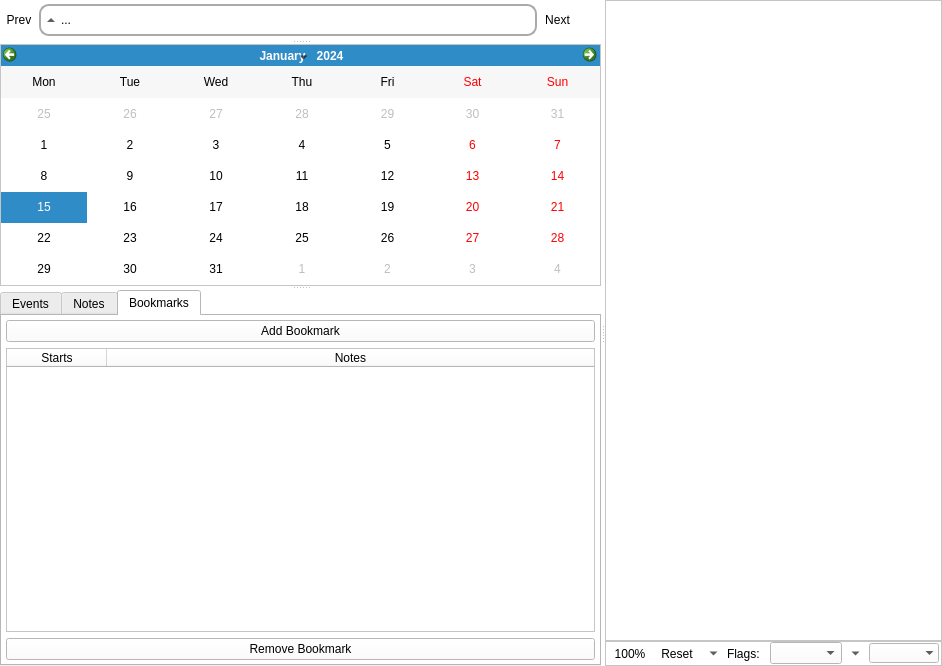
Qt form sleepyhead/daily.ui (sbonaime/sleepyhead-code.) before a commit.
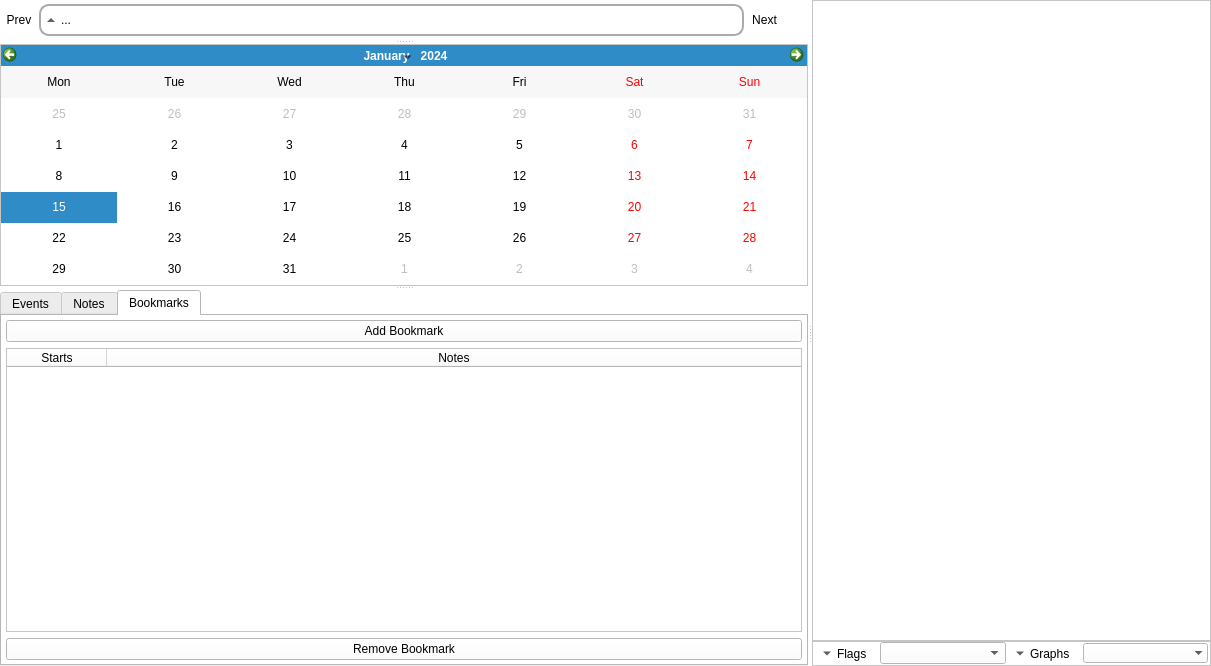
The same form after that commit. The open tabs and pages were chosen to show the change. Icons and pictures are not drawn.

Commit message: New Graph QMenu magic and new icons

```diff
--- a/sleepyhead/daily.ui
+++ b/sleepyhead/daily.ui
@@ -6,7 +6,7 @@
    <rect>
     <x>0</x>
     <y>0</y>
-    <width>942</width>
+    <width>1211</width>
     <height>666</height>
    </rect>
   </property>
@@ -842,7 +842,7 @@
         <bool>true</bool>
        </property>
        <property name="currentIndex">
-        <number>1</number>
+        <number>2</number>
        </property>
        <property name="movable">
         <bool>true</bool>
@@ -1450,67 +1450,6 @@
           <property name="bottomMargin">
            <number>0</number>
           </property>
-          <item>
-           <widget class="QToolButton" name="zoomFullyOut">
-            <property name="toolTip">
-             <string>Zoom fully out</string>
-            </property>
-            <property name="styleSheet">
-             <string notr="true">QToolButton {
- background: transparent;
- border-radius: 8px;
- border: 2px solid transparent;
-}
-
-QToolButton:hover {
- border: 2px solid #456789;
-}
-
-QToolButton:pressed {
- border: 2px solid #456789;
- background-color: #89abcd;
-}</string>
-            </property>
-            <property name="text">
-             <string>100%</string>
-            </property>
-            <property name="autoRaise">
-             <bool>true</bool>
-            </property>
-           </widget>
-          </item>
-          <item>
-           <widget class="QToolButton" name="resetLayoutButton">
-            <property name="toolTip">
-             <string>Reset the graph heights to uniform sizes</string>
-            </property>
-            <property name="styleSheet">
-             <string notr="true">QToolButton {
- background: transparent;
- border-radius: 8px;
- border: 2px solid transparent;
-}
-
-QToolButton:hover {
- border: 2px solid #456789;
-}
-
-QToolButton:pressed {
- border: 2px solid #456789;
- background-color: #89abcd;
-}</string>
-            </property>
-            <property name="text">
-             <string>Reset</string>
-            </property>
-            <property name="autoRaise">
-             <bool>true</bool>
-            </property>
-            <property name="arrowType">
-             <enum>Qt::NoArrow</enum>
-            </property>
-           </widget>
-          </item>
           <item>
            <widget class="QToolButton" name="toggleEvents">
             <property name="styleSheet">
@@ -1530,7 +1469,7 @@
 }</string>
             </property>
             <property name="text">
-             <string>...</string>
+             <string>Flags</string>
             </property>
             <property name="checkable">
              <bool>true</bool>
@@ -1538,6 +1477,9 @@
             <property name="checked">
              <bool>true</bool>
             </property>
+            <property name="toolButtonStyle">
+             <enum>Qt::ToolButtonTextBesideIcon</enum>
+            </property>
             <property name="autoRaise">
              <bool>false</bool>
             </property>
@@ -1547,15 +1489,12 @@
            </widget>
           </item>
           <item>
-           <widget class="QLabel" name="label_2">
-            <property name="text">
-             <string>Flags:</string>
+           <widget class="QComboBox" name="eventsCombo">
+            <property name="maxVisibleItems">
+             <number>12</number>
             </property>
            </widget>
           </item>
-          <item>
-           <widget class="QComboBox" name="eventsCombo"/>
-          </item>
           <item>
            <layout class="QHBoxLayout" name="sessionBarLayout">
             <property name="sizeConstraint">
@@ -1582,13 +1521,13 @@
 }</string>
             </property>
             <property name="text">
-             <string/>
+             <string>Graphs</string>
             </property>
             <property name="checkable">
              <bool>true</bool>
             </property>
             <property name="toolButtonStyle">
-             <enum>Qt::ToolButtonIconOnly</enum>
+             <enum>Qt::ToolButtonTextBesideIcon</enum>
             </property>
             <property name="autoRaise">
              <bool>false</bool>
```
The commit also changes 123 other files.
